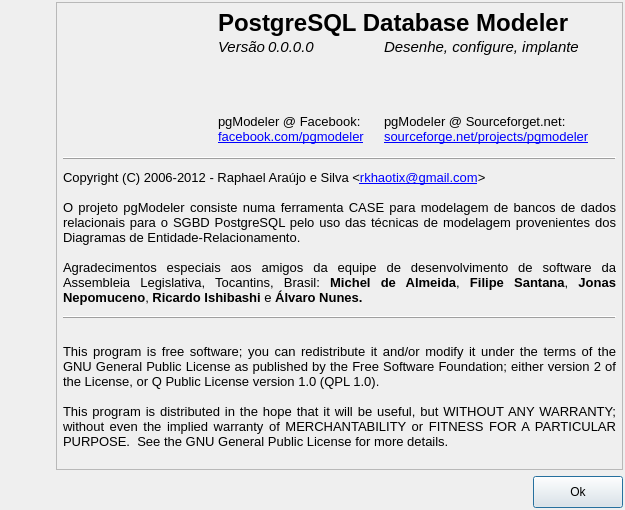
Old version of the form pgmodeler_ui/ui/formsobre.ui in the repository erdincay/pgmodeler-old.
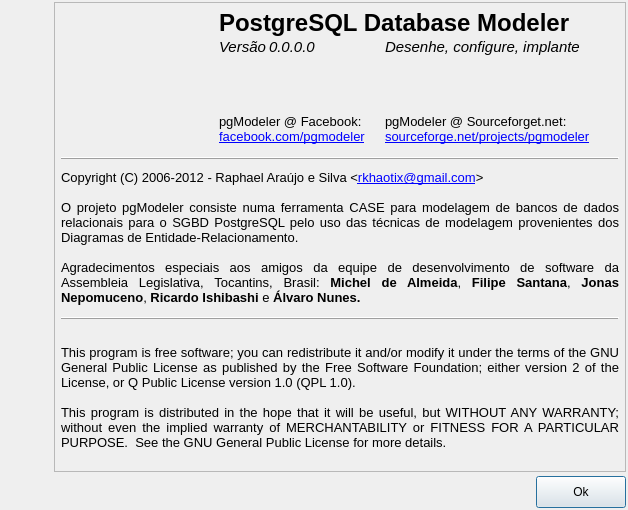
New version of the form. Icons and pictures are not drawn.

What changed in the file:
```diff
--- a/pgmodeler_ui/ui/formsobre.ui
+++ b/pgmodeler_ui/ui/formsobre.ui
@@ -9,7 +9,7 @@
    <rect>
     <x>0</x>
     <y>0</y>
-    <width>625</width>
+    <width>628</width>
     <height>510</height>
    </rect>
   </property>
@@ -42,6 +42,9 @@
    <property name="margin">
     <number>2</number>
    </property>
+   <property name="spacing">
+    <number>4</number>
+   </property>
    <item row="0" column="0" rowspan="2">
     <widget class="QWidget" name="imgmeio_wgt" native="true">
      <property name="minimumSize">
```
